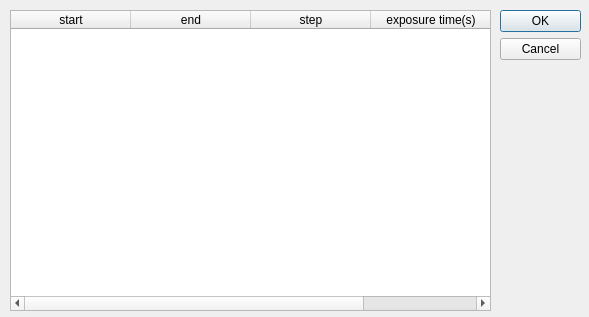
Above: UI/DAQ_Tool/MS/intervals.ui from SESAME-Synchrotron/MS-XPD-ScanTool before the change. Below: the same form after it.
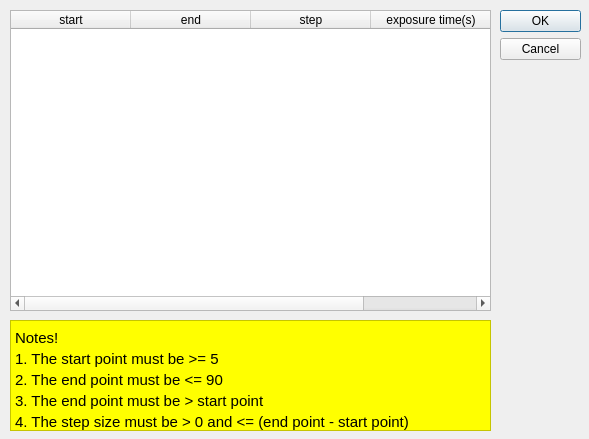
That is the form after the change.

Diff of the .ui file:
```diff
--- a/UI/DAQ_Tool/MS/intervals.ui
+++ b/UI/DAQ_Tool/MS/intervals.ui
@@ -7,7 +7,7 @@
     <x>0</x>
     <y>0</y>
     <width>589</width>
-    <height>317</height>
+    <height>439</height>
    </rect>
   </property>
   <property name="windowTitle">
@@ -74,6 +74,48 @@
     </property>
    </column>
   </widget>
+  <widget class="QLabel" name="caution">
+   <property name="geometry">
+    <rect>
+     <x>10</x>
+     <y>320</y>
+     <width>481</width>
+     <height>111</height>
+    </rect>
+   </property>
+   <property name="font">
+    <font>
+     <pointsize>11</pointsize>
+     <stylestrategy>PreferDefault</stylestrategy>
+    </font>
+   </property>
+   <property name="styleSheet">
+    <string notr="true">background-color: rgb(255, 255, 0);
+line-height: 1; padding: 0;</string>
+   </property>
+   <property name="frameShape">
+    <enum>QFrame::StyledPanel</enum>
+   </property>
+   <property name="text">
+    <string>&lt;html&gt;
+&lt;head&gt;
+&lt;style&gt;
+body {
+  line-height: 0.5;
+}
+&lt;/style&gt;
+&lt;/head&gt;
+&lt;body&gt;
+    &lt;p&gt;Notes!&lt;/p&gt;
+    &lt;p&gt;1. The start point must be &amp;gt;= 5&lt;/p&gt;
+    &lt;p&gt;2. The end point must be &amp;lt;= 90&lt;/p&gt;
+    &lt;p&gt;3. The end point must be &amp;gt; start point&lt;/p&gt;
+    &lt;p&gt;4. The step size must be &amp;gt; 0 and &amp;lt;= (end point - start point)&lt;/p&gt;
+&lt;/body&gt;
+&lt;/html&gt;
+</string>
+   </property>
+  </widget>
  </widget>
  <resources/>
  <connections>
```
